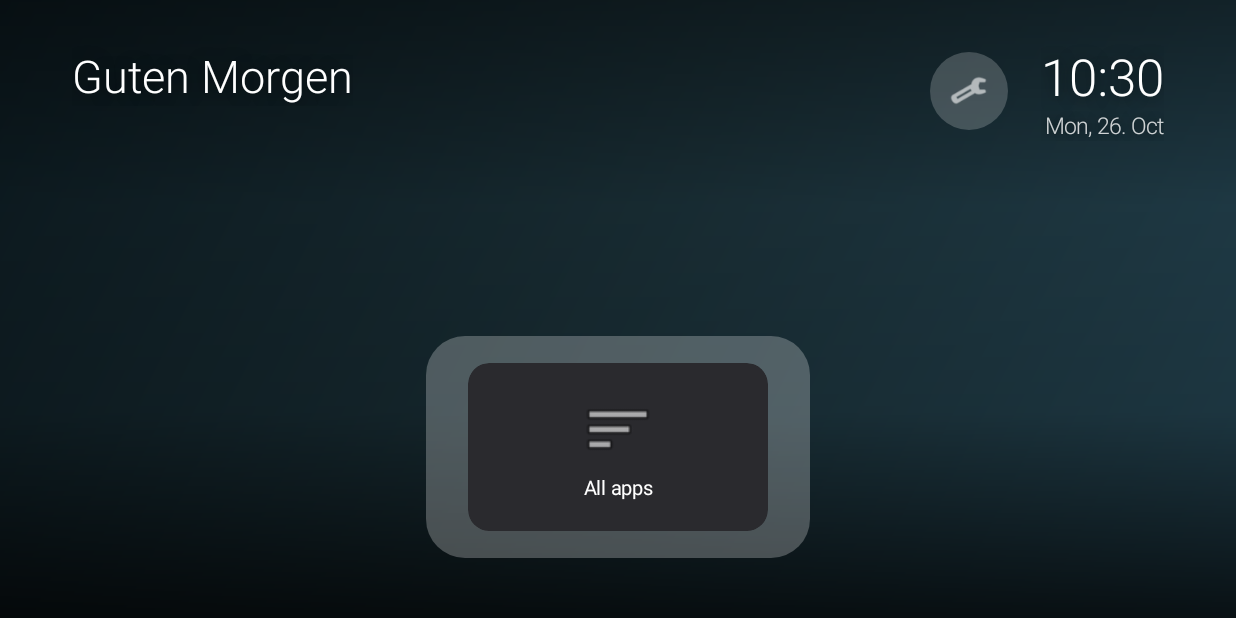
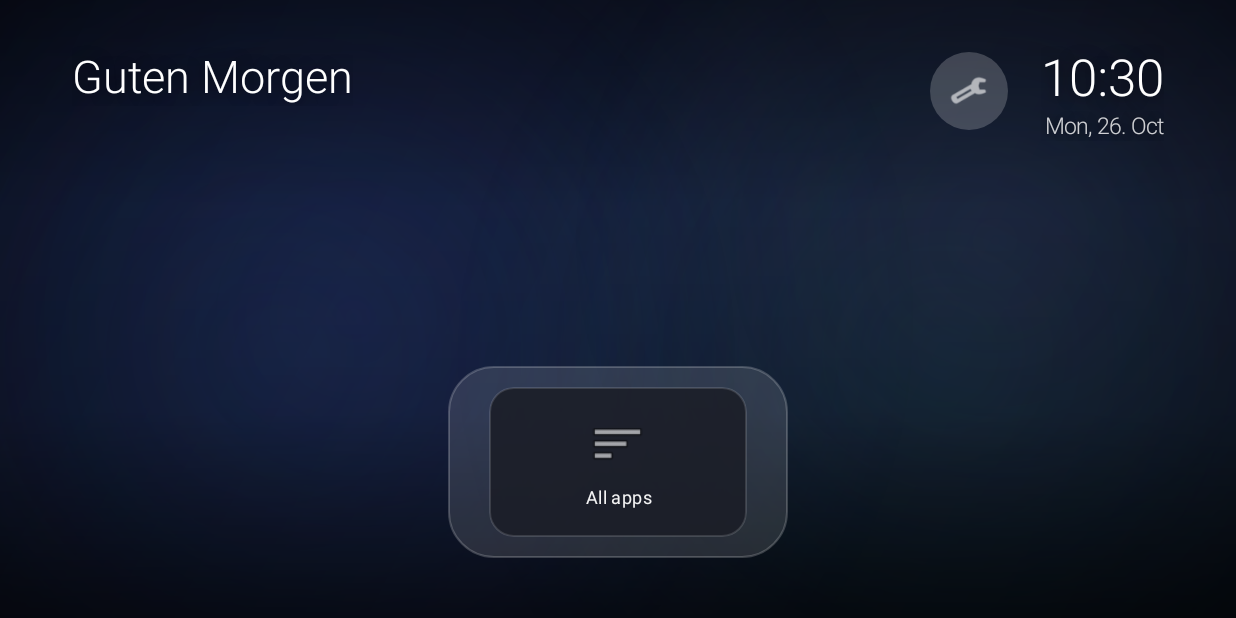
Before and after one commit to cornellvukkrassa-wq/Meine-erste-Hacker-, an Android app: the screen it shows after launch (MainActivity), on a phone screen of 824 x 412 dp (held sideways). Run offline under Robolectric (Android 15) with nearby library versions, the phone set to English and light mode, and no system bars.

Commit message:
Home screen: living aurora background, lighter floating dock, cleaner tiles
Replaces the flat/rotating-gradient background with a deep dark base and
four large, softly drifting colour glows (radial gradients animated on
slow infinite loops) so the screen feels alive without photos. The dock
is now a lighter frosted floating bar; tiles are slimmer with more air, a
hairline edge and a bright focus ring instead of a big size jump. Settings
button by the clock stays.

Co-Authored-By: Claude Opus 5.5 <noreply@anthropic.com>
Claude-Session: https://claude.ai/code/session_01D7Sm8u9mbAfFq1KTSTVm2s

```diff
--- a/launcher/app/src/main/java/com/minimal/tvhome/MainActivity.java
+++ b/launcher/app/src/main/java/com/minimal/tvhome/MainActivity.java
@@ -55,10 +55,6 @@ public class MainActivity extends Activity {
     private static final String[] DEFAULT_FAVORITES = {
             "com.netflix.ninja", "com.google.android.youtube.tv", "com.amazon.amazonvideo.livingroom",
             "com.disney.disneyplus", "com.spotify.tv.android", "com.plexapp.android", "org.xbmc.kodi"};
-    // Fallback "wallpapers" when no photos were pushed: dusk, forest, ocean, alpine.
-    private static final int[][] GRADIENTS = {
-            {0xFF0F2027, 0xFF203A43, 0xFF2C5364}, {0xFF0B3D2E, 0xFF1D5C3A, 0xFF4A7C59},
-            {0xFF0A2342, 0xFF126872, 0xFF2CA58D}, {0xFF283E51, 0xFF4B79A1, 0xFF8FB3D9}};
 
     private final Handler handler = new Handler(Looper.getMainLooper());
     private final ExecutorService io = Executors.newSingleThreadExecutor();
@@ -66,6 +62,7 @@ public class MainActivity extends Activity {
     private ImageView[] bg = new ImageView[2];
     private int front = 0;
     private final ObjectAnimator[] drift = new ObjectAnimator[2];
+    private final java.util.List<android.animation.Animator> bgAnims = new ArrayList<>();
     private LinearLayout dock;
     private TextView greeting;
     private TextView heroTitle;
@@ -146,18 +143,24 @@ public class MainActivity extends Activity {
 
     private View buildUi() {
         FrameLayout root = new FrameLayout(this);
-        root.setBackgroundColor(Color.BLACK);
+        // Deep, slightly diagonal dark base - never a flat single colour.
+        root.setBackground(new GradientDrawable(GradientDrawable.Orientation.TL_BR,
+                new int[]{0xFF0A0E1A, 0xFF131A2E, 0xFF0B0F1C}));
+
+        // Soft, slowly drifting colour clouds that suit the dark palette.
+        addAurora(root);
+
         for (int k = 0; k < 2; k++) {
             bg[k] = new ImageView(this);
             bg[k].setScaleType(ImageView.ScaleType.CENTER_CROP);
-            bg[k].setAlpha(k == 0 ? 1f : 0f);
+            bg[k].setAlpha(0f);   // stays empty unless the user adds photos
             root.addView(bg[k], match());
         }
 
-        // Darker, moodier background - a flat dim plus a stronger vignette top and bottom.
+        // A gentle vignette so text and dock stay readable over the colour clouds.
         View scrim = new View(this);
         scrim.setBackground(new GradientDrawable(GradientDrawable.Orientation.TOP_BOTTOM,
-                new int[]{0x88000000, 0x44000000, 0x55000000, 0xCC000000}));
+                new int[]{0x66000000, 0x1A000000, 0x33000000, 0xAA000000}));
         root.addView(scrim, match());
 
         // Top-right: time, with the weekday and date quietly underneath.
@@ -240,12 +243,14 @@ public class MainActivity extends Activity {
         dock = new LinearLayout(this);
         dock.setOrientation(LinearLayout.HORIZONTAL);
         dock.setGravity(Gravity.CENTER_VERTICAL);
-        dock.setPadding(dp(18), dp(18), dp(18), dp(18));
+        dock.setPadding(dp(14), dp(14), dp(14), dp(14));
         dock.setClipChildren(false);
         dock.setClipToPadding(false);
+        // A lighter, frosted bar so the dock floats rather than sits in a heavy box.
         GradientDrawable glass = new GradientDrawable();
-        glass.setColor(0x40FFFFFF);
-        glass.setCornerRadius(dp(26));
+        glass.setColor(0x1FFFFFFF);
+        glass.setCornerRadius(dp(30));
+        glass.setStroke(dp(1), 0x33FFFFFF);
         dock.setBackground(glass);
         HorizontalScrollView dockScroll = new HorizontalScrollView(this);
         dockScroll.setHorizontalScrollBarEnabled(false);
@@ -272,6 +277,43 @@ public class MainActivity extends Activity {
 
     private static FrameLayout.LayoutParams match() {
         return new FrameLayout.LayoutParams(ViewGroup.LayoutParams.MATCH_PARENT, ViewGroup.LayoutParams.MATCH_PARENT);
+    }
+
+    // A handful of big, soft, coloured glows drifting on the dark base - subtle
+    // motion that reads as "alive" without photos and never fights the content.
+    private void addAurora(FrameLayout root) {
+        int[][] blobs = {
+                // color(ARGB)  sizeDp  gravity                      dxDp dyDp durMs
+                {0x404C5BD4, 720, Gravity.TOP | Gravity.START,       160,  90, 23000},
+                {0x3826A69A, 640, Gravity.BOTTOM | Gravity.END,     -150, -70, 29000},
+                {0x307E57C2, 560, Gravity.TOP | Gravity.END,        -120, 120, 34000},
+                {0x2A2E77C7, 600, Gravity.BOTTOM | Gravity.START,    130, -90, 26000},
+        };
+        for (int[] b : blobs) {
+            int size = dp(b[1]);
+            GradientDrawable g = new GradientDrawable();
+            g.setShape(GradientDrawable.OVAL);
+            g.setGradientType(GradientDrawable.RADIAL_GRADIENT);
+            g.setGradientRadius(size / 2f);
+            g.setColors(new int[]{b[0], 0x00000000});
+            View v = new View(this);
+            v.setBackground(g);
+            FrameLayout.LayoutParams lp = new FrameLayout.LayoutParams(size, size, b[2]);
+            lp.setMargins(-size / 4, -size / 4, -size / 4, -size / 4);
+            root.addView(v, lp);
+            ObjectAnimator move = ObjectAnimator.ofPropertyValuesHolder(v,
+                    PropertyValuesHolder.ofFloat(View.TRANSLATION_X, 0, dp(b[3])),
+                    PropertyValuesHolder.ofFloat(View.TRANSLATION_Y, 0, dp(b[4])),
+                    PropertyValuesHolder.ofFloat(View.SCALE_X, 1f, 1.18f),
+                    PropertyValuesHolder.ofFloat(View.SCALE_Y, 1f, 1.18f),
+                    PropertyValuesHolder.ofFloat(View.ALPHA, 0.65f, 1f));
+            move.setDuration(b[5]);
+            move.setRepeatCount(ObjectAnimator.INFINITE);
+            move.setRepeatMode(ObjectAnimator.REVERSE);
+            move.setInterpolator(new android.view.animation.AccelerateDecelerateInterpolator());
+            move.start();
+            bgAnims.add(move);
+        }
     }
 
     private void setHero(String text) {
@@ -305,9 +347,11 @@ public class MainActivity extends Activity {
         FrameLayout t = new FrameLayout(this);
         t.setFocusable(true);
         t.setClipToOutline(true);
-        GradientDrawable shape = new GradientDrawable();
-        shape.setCornerRadius(dp(14));
-        shape.setColor(0xFF2A2A2E);
+        // A soft translucent card with a hairline edge - clean, not a heavy block.
+        final GradientDrawable shape = new GradientDrawable();
+        shape.setCornerRadius(dp(16));
+        shape.setColor(0xD91B1D26);
+        shape.setStroke(dp(1), 0x22FFFFFF);
         t.setBackground(shape);
         if (app.banner != null) {
             ImageView iv = new ImageView(this);
@@ -321,22 +365,27 @@ public class MainActivity extends Activity {
             if (app.icon != null) {
                 ImageView iv = new ImageView(this);
                 iv.setImageDrawable(app.icon);
-                col.addView(iv, new LinearLayout.LayoutParams(dp(48), dp(48)));
+                LinearLayout.LayoutParams ip = new LinearLayout.LayoutParams(dp(38), dp(38));
+                ip.bottomMargin = dp(8);
+                col.addView(iv, ip);
             }
             TextView tv = new TextView(this);
             tv.setText(app.label);
-            tv.setTextColor(Color.WHITE);
-            tv.setTextSize(13);
+            tv.setTextColor(0xF2FFFFFF);
+            tv.setTextSize(12);
+            tv.setLetterSpacing(0.02f);
             tv.setSingleLine(true);
             tv.setEllipsize(TextUtils.TruncateAt.END);
             tv.setGravity(Gravity.CENTER);
-            tv.setPadding(dp(8), dp(6), dp(8), 0);
+            tv.setPadding(dp(10), 0, dp(10), 0);
             col.addView(tv);
             t.addView(col, match());
         }
         t.setOnFocusChangeListener((v, has) -> {
-            float s = has ? 1.12f : 1f;
-            v.animate().scaleX(s).scaleY(s).translationZ(has ? dp(10) : 0).setDuration(150).start();
+            float s = has ? 1.08f : 1f;
+            v.animate().scaleX(s).scaleY(s).translationZ(has ? dp(12) : 0).setDuration(160).start();
+            // Clean highlight: a bright hairline ring instead of a big jump in size.
+            shape.setStroke(dp(has ? 3 : 1), has ? 0xF2FFFFFF : 0x22FFFFFF);
             // Only the dock drives the big center title; the drawer has its own grid.
             if (has && inDock) setHero(app.pkg.isEmpty() ? "Alle Apps" : app.label);
         });
@@ -349,8 +398,9 @@ public class MainActivity extends Activity {
     }
 
     private LinearLayout.LayoutParams dockTileParams() {
-        LinearLayout.LayoutParams lp = new LinearLayout.LayoutParams(dp(200), dp(112));
-        lp.setMargins(dp(10), 0, dp(10), 0);
+        // Slimmer tiles with more air between them - less crammed, more elegant.
+        LinearLayout.LayoutParams lp = new LinearLayout.LayoutParams(dp(172), dp(100));
+        lp.setMargins(dp(13), 0, dp(13), 0);
         return lp;
     }
 
@@ -373,9 +423,9 @@ public class MainActivity extends Activity {
         grid.removeAllViews();
         for (App a : loadApps().values()) {
             GridLayout.LayoutParams lp = new GridLayout.LayoutParams();
-            lp.width = dp(200);
-            lp.height = dp(112);
-            lp.setMargins(dp(12), dp(12), dp(12), dp(12));
+            lp.width = dp(172);
+            lp.height = dp(100);
+            lp.setMargins(dp(16), dp(16), dp(16), dp(16));
             grid.addView(tile(a, false), lp);
         }
         drawer.setVisibility(View.VISIBLE);
@@ -480,16 +530,14 @@ public class MainActivity extends Activity {
 
     private void nextWallpaper() {
         if (walls.isEmpty()) {
-            wallIndex = (wallIndex + 1) % GRADIENTS.length;
-            show(null, GRADIENTS[wallIndex]);
-            return;
+            return;   // no photos: the animated aurora background carries the screen
         }
         wallIndex = (wallIndex + 1) % walls.size();
         final File f = walls.get(wallIndex);
         final int w = getResources().getDisplayMetrics().widthPixels;
         io.execute(() -> {
             Bitmap b = decode(f, Math.max(w, 1280));
-            handler.post(() -> show(b, GRADIENTS[0]));
+            if (b != null) handler.post(() -> show(b));
         });
     }
 
@@ -505,14 +553,10 @@ public class MainActivity extends Activity {
         return BitmapFactory.decodeFile(f.getPath(), o);
     }
 
-    private void show(Bitmap bitmap, int[] fallback) {
+    private void show(Bitmap bitmap) {
         final ImageView out = bg[front];
         final ImageView in = bg[1 - front];
-        if (bitmap != null) {
-            in.setImageBitmap(bitmap);
-        } else {
-            in.setImageDrawable(new GradientDrawable(GradientDrawable.Orientation.TL_BR, fallback));
-        }
+        in.setImageBitmap(bitmap);
         in.animate().alpha(1f).setDuration(1500).start();
         // Slow drift for a little life, like the Apple TV aerials.
         if (drift[1 - front] != null) drift[1 - front].cancel();
@@ -529,5 +573,6 @@ public class MainActivity extends Activity {
     protected void onDestroy() {
         super.onDestroy();
         io.shutdownNow();
+        for (android.animation.Animator a : bgAnims) a.cancel();
     }
 }
```
